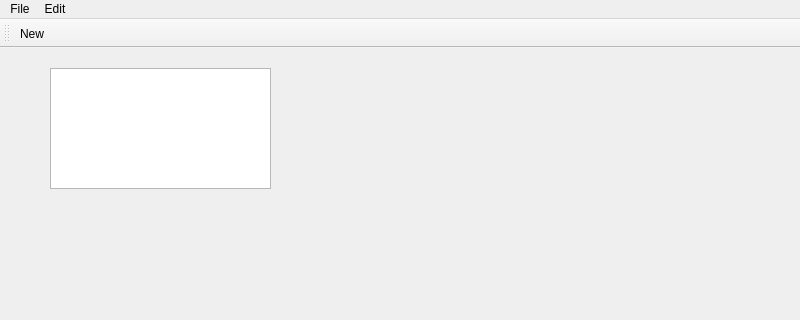
First picture: the form in MainWindow.ui, repository joseaangulo/Notepad-App, before the edit; both pictures show x 0 to 800 and y 0 to 320 of the 800 by 600 pixel window.
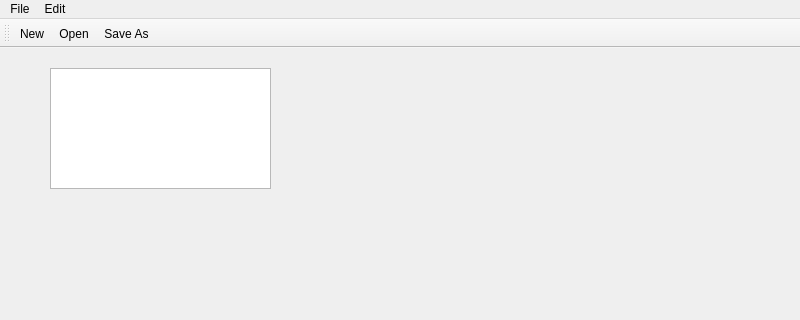
Second picture: the form after the edit. Icons and pictures are not drawn.

Commit message: Implemented copy/paste functionality

Diff of the .ui file:
```diff
--- a/MainWindow.ui
+++ b/MainWindow.ui
@@ -77,6 +77,8 @@
     <bool>false</bool>
    </attribute>
    <addaction name="actionNew"/>
+   <addaction name="actionOpen"/>
+   <addaction name="actionSave_As"/>
   </widget>
   <action name="actionNew">
    <property name="icon">
```
Left out of the diff: 4 changed lines with no effect on the pictures. The commit also changes 2 other files.
